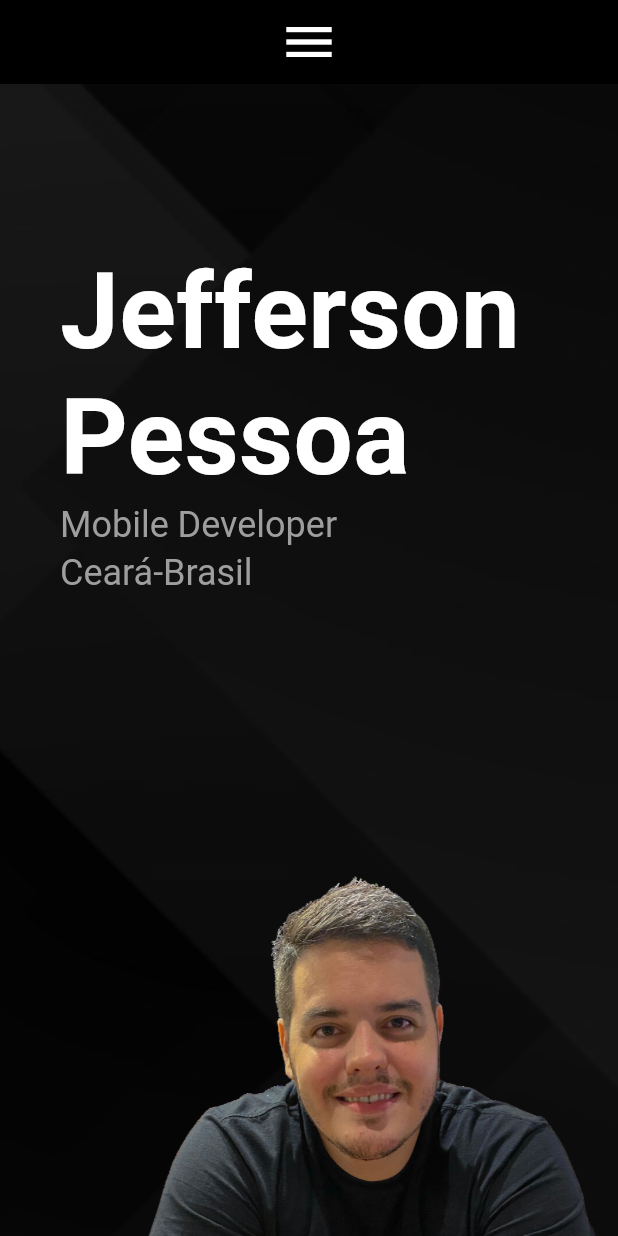
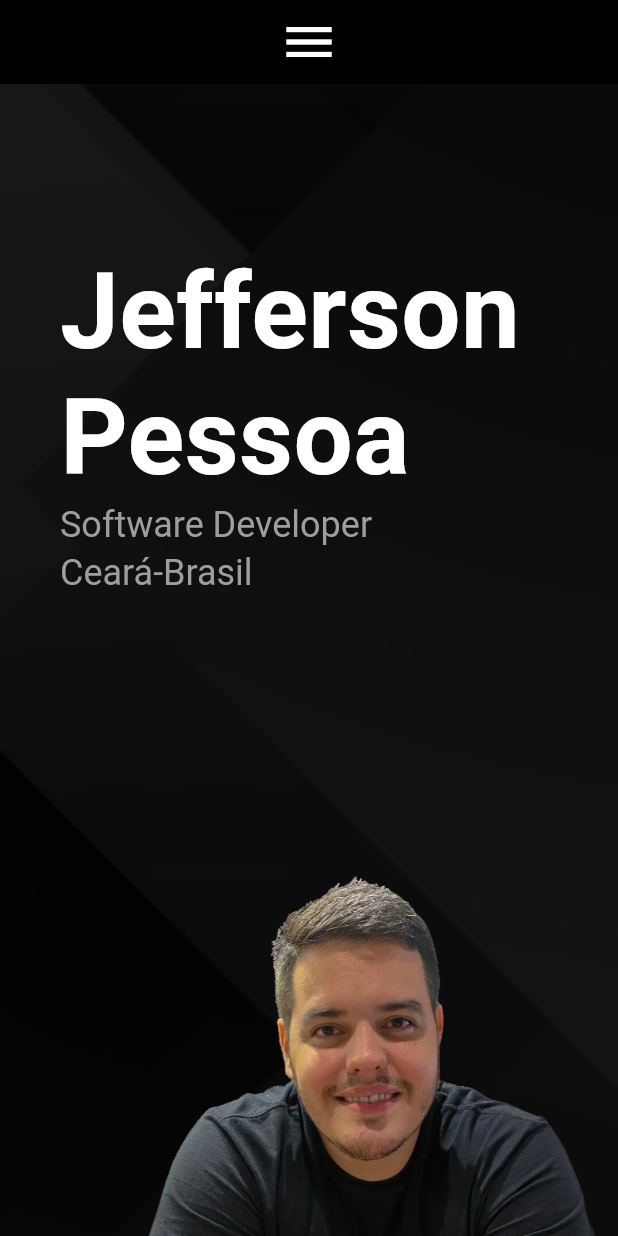
Before and after one commit to jeffersonkako/site_pessoal, a Flutter app: the screen it shows after launch, on a phone screen of 412 x 824 dp. Run offline on Flutter 3.47's test engine with Material 3 defaults, Android fonts, the phone set to English and light mode, and no system bars; missing offline and left inert: dart:html.

Commit message:
Atualizações na tela inicial e no menu***
***Atualizações na tela inicial e no menu

```diff
--- a/lib/home_screen.dart
+++ b/lib/home_screen.dart
@@ -39,15 +39,12 @@ class _HomeScreenState extends State<HomeScreen> {
       appBar: AppBar(
         backgroundColor: Colors.black,
         elevation: 0,
-        title: Menu(
-            scrollToSection:
-                scrollToSection), // Adicione o Menu como título da AppBar
+        title: Menu(scrollToSection: scrollToSection),
       ),
       body: SingleChildScrollView(
         controller: scrollController,
         child: const Column(
           children: [
-            // Remova o Menu daqui, pois agora está na AppBar
             TopSection(),
             SizedBox(height: kDefaultPadding),
             AboutSection(),
--- a/lib/sections/topSection/components/glass_content.dart
+++ b/lib/sections/topSection/components/glass_content.dart
@@ -35,7 +35,7 @@ class GlassContent extends StatelessWidget {
               ),
             ),
             Text(
-              "Mobile Developer",
+              "Software Developer",
               style: Theme.of(context)
                   .textTheme
                   .headlineSmall!
--- a/lib/sections/topSection/components/menu.dart
+++ b/lib/sections/topSection/components/menu.dart
@@ -30,8 +30,7 @@ class _MenuState extends State<Menu> {
       centerTitle: true,
       title: MediaQuery.of(context).size.width < 1000
           ? PopupMenuButton<int>(
-              icon: const Icon(Icons.menu,
-                  size: 40, color: Colors.white), // Ícone de menu de hamburguer
+              icon: const Icon(Icons.menu, size: 40, color: Colors.white),
               itemBuilder: (context) {
                 return List<PopupMenuEntry<int>>.generate(
                   menuItems.length,
```
